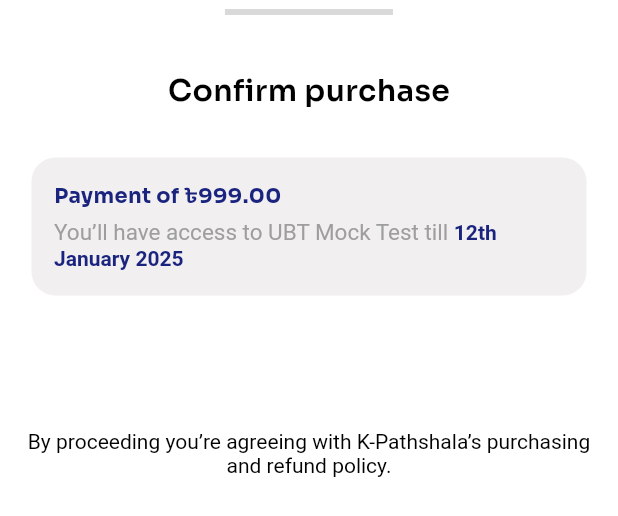
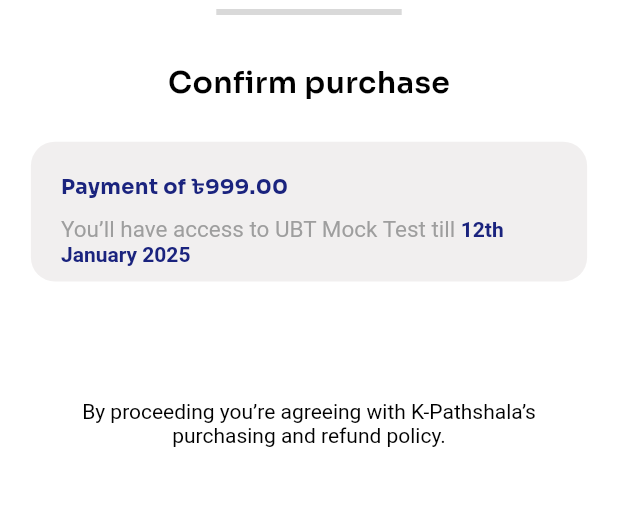
Before and after one commit to mdarafat1570/K-PathShala, a Flutter app: the BottomSheetPage widget shown alone on an empty page, opened directly, on a phone screen of 412 x 824 dp. Shown: the top 516 px of the screen. Run offline on Flutter 3.47's test engine with Material 3 defaults, Android fonts, the phone set to English and light mode, and no system bars; our stand-ins replace device_preview, firebase_auth, firebase_core, flutter_svg, font_awesome_flutter, gap and 5 more; missing offline and left inert: android_intent_plus, custom_button_builder, flutter_facebook_auth; accounts and stored records are empty; network calls fail.

Commit message:
Exam page

```diff
--- a/lib/view/Exam Main page/bottom_sheet.dart
+++ b/lib/view/Exam Main page/bottom_sheet.dart
@@ -1,4 +1,7 @@
-import 'package:kpathshala/app_base/common_imports.dart';
+import 'package:flutter/material.dart';
+import 'package:kpathshala/app_theme/app_color.dart';
+import 'package:kpathshala/view/common_widget/common_button_add.dart';
+import 'package:kpathshala/view/common_widget/custom_text.dart.dart';
 
 class BottomSheetPage extends StatefulWidget {
   const BottomSheetPage({super.key});
@@ -10,23 +13,27 @@ class BottomSheetPage extends StatefulWidget {
 class _BottomSheetPageState extends State<BottomSheetPage> {
   @override
   Widget build(BuildContext context) {
-    return Column(
+    final double screenWidth = MediaQuery.of(context).size.width;
+    final double screenHeight = MediaQuery.of(context).size.height;
+
+    return Padding(
+      padding: EdgeInsets.symmetric(horizontal: screenWidth * 0.05),
+      child: Column(
         children: [
           Flexible(
             child: Divider(
               color: Color.fromARGB(255, 217, 217, 217),
               thickness: 4,
-            indent: 150,
-            endIndent: 150,
+              indent: screenWidth * 0.3,
+              endIndent: screenWidth * 0.3,
             ),
           ),
-        Gap(30),
+          SizedBox(height: screenHeight * 0.03),
           customText("Confirm purchase", TextType.paragraphTitle),
-        Gap(30),
+          SizedBox(height: screenHeight * 0.03),
           Container(
-          width: 370,
-          height: 92,
-          padding: EdgeInsets.all(5),
+            width: double.infinity,
+            padding: EdgeInsets.all(10),
             decoration: BoxDecoration(
               color: Color.fromRGBO(241, 239, 239, 1),
               borderRadius: BorderRadius.circular(16),
@@ -43,22 +50,21 @@ class _BottomSheetPageState extends State<BottomSheetPage> {
                       fontWeight: FontWeight.bold,
                     ),
                   ),
-                Gap(5),
+                  SizedBox(height: screenHeight * 0.01),
                   Padding(
                     padding: const EdgeInsets.only(right: 20),
                     child: RichText(
                       text: TextSpan(
                         text: "You’ll have access to UBT Mock Test till ",
                         style: TextStyle(
-                        color: Colors.grey, // Color for the first part
+                          color: Colors.grey,
                           fontSize: 15,
                         ),
                         children: [
                           TextSpan(
                             text: "12th January 2025",
                             style: TextStyle(
-                            color: AppColor
-                                .navyBlue, // Different color for the date
+                              color: AppColor.navyBlue,
                               fontWeight: FontWeight.bold,
                               fontSize: 14,
                             ),
@@ -71,9 +77,9 @@ class _BottomSheetPageState extends State<BottomSheetPage> {
               ),
             ),
           ),
-        Gap(30),
+          SizedBox(height: screenHeight * 0.03),
           commonCustomButton(
-          width: 370,
+            width: double.infinity,
             backgroundColor: AppColor.navyBlue,
             height: 60,
             borderRadius: 30,
@@ -84,24 +90,23 @@ class _BottomSheetPageState extends State<BottomSheetPage> {
               style: TextStyle(color: AppColor.white, fontSize: 20),
             ),
           ),
-        Gap(30),
+          SizedBox(height: screenHeight * 0.03),
           SizedBox(
-          width: 400,
+            width: double.infinity,
             child: RichText(
               textAlign: TextAlign.center,
               text: TextSpan(
                 text:
                     "By proceeding you’re agreeing with K-Pathshala’s purchasing ",
                 style: TextStyle(
-                color: AppColor.black, // Main color for the text
+                  color: AppColor.black,
                   fontSize: 14,
                 ),
                 children: [
                   TextSpan(
                     text: "and refund policy.",
                     style: TextStyle(
-                    color: AppColor
-                        .black, // Keep the same color or change as needed
+                      color: AppColor.black,
                       fontSize: 14,
                     ),
                   ),
@@ -110,6 +115,7 @@ class _BottomSheetPageState extends State<BottomSheetPage> {
             ),
           ),
         ],
+      ),
     );
   }
 }
```
Lines whose indentation alone changed are shown as unchanged.
